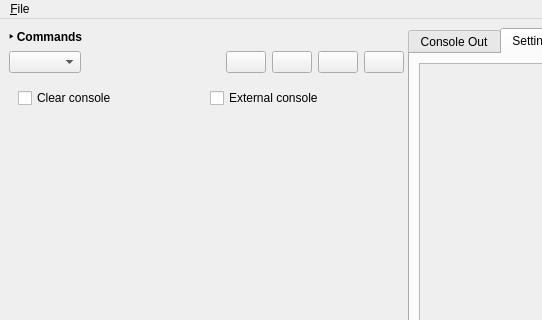
Old version of the form mainwindow.ui in the repository jplozf/Crush; both pictures show x 0 to 542 and y 0 to 320 of the 899 by 770 pixel window.
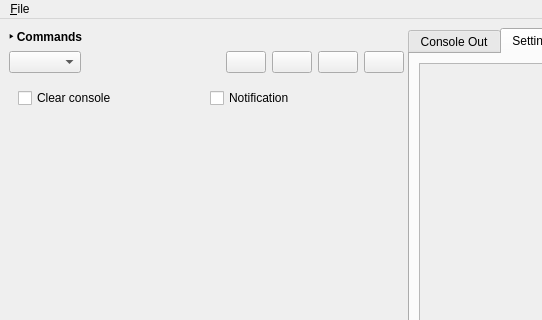
New version of the form. The open tabs and pages were chosen to show the change. Icons and pictures are not drawn.

Commit message: added sending notification on completion (Linux only)

What changed in the file:
```diff
--- a/mainwindow.ui
+++ b/mainwindow.ui
@@ -141,7 +141,7 @@
              <item>
               <widget class="QCheckBox" name="chkExternalConsole">
                <property name="text">
-                <string>External console</string>
+                <string>Notification</string>
                </property>
               </widget>
              </item>
```
Left out of the diff: 12 changed lines with no effect on the pictures. The commit also changes 2 other files.
